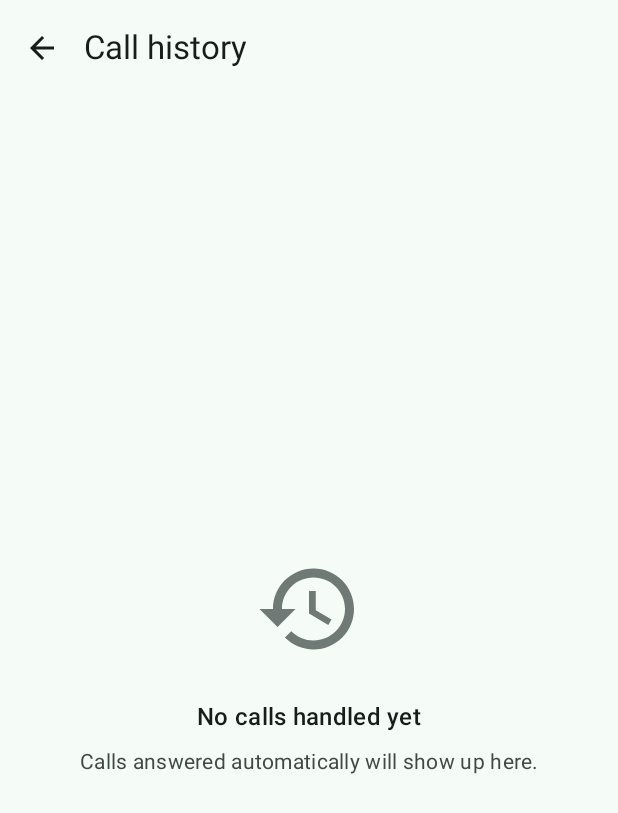
After one commit to Cyber-Avenir/OpenCallTracker-Android, an Android app built with Jetpack Compose: the HistoryScreen screen opened through its navigation route, on a phone screen of 412 x 824 dp. The commit adds this screen. Shown: the top 813 px of the screen. Run offline under Robolectric (Android 15) with nearby library versions, the phone set to English and light mode, and no system bars; our stand-ins replace Room's generated code.

Commit message:
chore: add call history screen

```diff
--- a/app/build.gradle.kts
+++ b/app/build.gradle.kts
@@ -49,6 +49,7 @@ dependencies {
     implementation(libs.androidx.lifecycle.runtime.compose)
     implementation(libs.androidx.lifecycle.runtime.ktx)
     implementation(libs.androidx.lifecycle.viewmodel.compose)
+    implementation(libs.androidx.navigation.compose)
     implementation(libs.androidx.room.ktx)
     implementation(libs.androidx.room.runtime)
     ksp(libs.androidx.room.compiler)
--- a/app/src/main/java/com/example/opencalltracker/MainActivity.kt
+++ b/app/src/main/java/com/example/opencalltracker/MainActivity.kt
@@ -4,7 +4,7 @@ import android.os.Bundle
 import androidx.activity.ComponentActivity
 import androidx.activity.compose.setContent
 import androidx.activity.enableEdgeToEdge
-import com.example.opencalltracker.ui.main.MainScreen
+import com.example.opencalltracker.ui.navigation.OpenCallTrackerNavHost
 import com.example.opencalltracker.ui.theme.OpenCallTrackerTheme
 
 class MainActivity : ComponentActivity() {
@@ -13,7 +13,7 @@ class MainActivity : ComponentActivity() {
         enableEdgeToEdge()
         setContent {
             OpenCallTrackerTheme {
-                MainScreen()
+                OpenCallTrackerNavHost()
             }
         }
     }
--- /dev/null
+++ b/app/src/main/java/com/example/opencalltracker/ui/history/HistoryScreen.kt
@@ -0,0 +1,14 @@
+package com.example.opencalltracker.ui.history
+
+import androidx.compose.runtime.Composable
+import androidx.compose.runtime.getValue
+import androidx.compose.ui.Modifier
+import androidx.lifecycle.compose.collectAsStateWithLifecycle
+import androidx.lifecycle.viewmodel.compose.viewModel
+
+@Composable
+fun HistoryScreen(onBackClick: () -> Unit, modifier: Modifier = Modifier, viewModel: HistoryViewModel = viewModel(factory = HistoryViewModel.Factory)) {
+    val uiState by viewModel.uiState.collectAsStateWithLifecycle()
+
+    HistoryScreenContent(uiState = uiState, onBackClick = onBackClick, modifier = modifier)
+}
--- /dev/null
+++ b/app/src/main/java/com/example/opencalltracker/ui/history/HistoryScreenContent.kt
@@ -0,0 +1,95 @@
+package com.example.opencalltracker.ui.history
+
+import androidx.compose.foundation.layout.PaddingValues
+import androidx.compose.foundation.layout.fillMaxSize
+import androidx.compose.foundation.layout.padding
+import androidx.compose.foundation.lazy.LazyColumn
+import androidx.compose.foundation.lazy.items
+import androidx.compose.material3.ExperimentalMaterial3Api
+import androidx.compose.material3.HorizontalDivider
+import androidx.compose.material3.Icon
+import androidx.compose.material3.IconButton
+import androidx.compose.material3.MaterialTheme
+import androidx.compose.material3.Scaffold
+import androidx.compose.material3.Text
+import androidx.compose.material3.TopAppBar
+import androidx.compose.runtime.Composable
+import androidx.compose.ui.Modifier
+import androidx.compose.ui.res.painterResource
+import androidx.compose.ui.res.stringResource
+import androidx.compose.ui.tooling.preview.Preview
+import androidx.compose.ui.unit.dp
+import com.example.opencalltracker.R
+import com.example.opencalltracker.domain.model.HandledCall
+import com.example.opencalltracker.domain.model.HandledCallOutcome
+import com.example.opencalltracker.ui.history.components.EmptyHistory
+import com.example.opencalltracker.ui.history.components.HandledCallRow
+import com.example.opencalltracker.ui.theme.OpenCallTrackerTheme
+
+@OptIn(ExperimentalMaterial3Api::class)
+@Composable
+fun HistoryScreenContent(uiState: HistoryUiState, onBackClick: () -> Unit, modifier: Modifier = Modifier) {
+    Scaffold(
+        modifier = modifier.fillMaxSize(),
+        topBar = {
+            TopAppBar(
+                title = { Text(text = stringResource(R.string.history_title)) },
+                navigationIcon = {
+                    IconButton(onClick = onBackClick) {
+                        Icon(
+                            painter = painterResource(R.drawable.ic_arrow_back),
+                            contentDescription = stringResource(R.string.history_back)
+                        )
+                    }
+                }
+            )
+        }
+    ) { innerPadding ->
+        if (uiState.handledCalls.isEmpty()) {
+            if (!uiState.isLoading) {
+                EmptyHistory(modifier = Modifier.padding(innerPadding))
+            }
+            return@Scaffold
+        }
+
+        LazyColumn(
+            modifier = Modifier
+                .fillMaxSize()
+                .padding(innerPadding),
+            contentPadding = PaddingValues(horizontal = ListHorizontalPadding)
+        ) {
+            items(items = uiState.handledCalls, key = { handledCall -> handledCall.id }) { handledCall ->
+                HandledCallRow(handledCall = handledCall)
+                HorizontalDivider(color = MaterialTheme.colorScheme.outline.copy(alpha = DIVIDER_ALPHA))
+            }
+        }
+    }
+}
+
+private val ListHorizontalPadding = 24.dp
+private const val DIVIDER_ALPHA = 0.3f
+
+@Preview(name = "With calls")
+@Composable
+private fun HistoryScreenContentPreview() {
+    OpenCallTrackerTheme {
+        HistoryScreenContent(
+            uiState = HistoryUiState(
+                handledCalls = listOf(
+                    HandledCall(id = 1L, phoneNumber = "0612345678", handledAt = 1_795_418_000_000L, outcome = HandledCallOutcome.COMPLETED),
+                    HandledCall(id = 2L, phoneNumber = null, handledAt = 1_795_410_000_000L, outcome = HandledCallOutcome.FAILED)
+                ),
+                isLoading = false
+            ),
+            onBackClick = {}
+        )
+    }
+}
+
+@Preview(name = "Empty")
+@Composable
+private fun HistoryScreenContentEmptyPreview() {
+    OpenCallTrackerTheme(darkTheme = true) {
+        HistoryScreenContent(uiState = HistoryUiState(isLoading = false), onBackClick = {})
+    }
+}
--- /dev/null
+++ b/app/src/main/java/com/example/opencalltracker/ui/history/HistoryUiState.kt
@@ -0,0 +1,5 @@
+package com.example.opencalltracker.ui.history
+
+import com.example.opencalltracker.domain.model.HandledCall
+
+data class HistoryUiState(val handledCalls: List<HandledCall> = emptyList(), val isLoading: Boolean = true)
--- /dev/null
+++ b/app/src/main/java/com/example/opencalltracker/ui/history/HistoryViewModel.kt
@@ -0,0 +1,35 @@
+package com.example.opencalltracker.ui.history
+
+import androidx.lifecycle.ViewModel
+import androidx.lifecycle.ViewModelProvider
+import androidx.lifecycle.ViewModelProvider.AndroidViewModelFactory.Companion.APPLICATION_KEY
+import androidx.lifecycle.viewModelScope
+import androidx.lifecycle.viewmodel.initializer
+import androidx.lifecycle.viewmodel.viewModelFactory
+import com.example.opencalltracker.OpenCallTrackerApplication
+import com.example.opencalltracker.domain.repository.CallHistoryRepository
+import kotlinx.coroutines.flow.SharingStarted
+import kotlinx.coroutines.flow.StateFlow
+import kotlinx.coroutines.flow.map
+import kotlinx.coroutines.flow.stateIn
+
+class HistoryViewModel(callHistoryRepository: CallHistoryRepository) : ViewModel() {
+    val uiState: StateFlow<HistoryUiState> = callHistoryRepository.observeHandledCalls()
+        .map { handledCalls -> HistoryUiState(handledCalls = handledCalls, isLoading = false) }
+        .stateIn(
+            scope = viewModelScope,
+            started = SharingStarted.WhileSubscribed(STATE_TIMEOUT_MILLIS),
+            initialValue = HistoryUiState()
+        )
+
+    companion object {
+        val Factory: ViewModelProvider.Factory = viewModelFactory {
+            initializer {
+                val container = (this[APPLICATION_KEY] as OpenCallTrackerApplication).container
+                HistoryViewModel(container.callHistoryRepository)
+            }
+        }
+    }
+}
+
+private const val STATE_TIMEOUT_MILLIS = 5_000L
--- /dev/null
+++ b/app/src/main/java/com/example/opencalltracker/ui/history/components/EmptyHistory.kt
@@ -0,0 +1,56 @@
+package com.example.opencalltracker.ui.history.components
+
+import androidx.compose.foundation.layout.Arrangement
+import androidx.compose.foundation.layout.Column
+import androidx.compose.foundation.layout.Spacer
+import androidx.compose.foundation.layout.fillMaxSize
+import androidx.compose.foundation.layout.height
+import androidx.compose.foundation.layout.padding
+import androidx.compose.foundation.layout.size
+import androidx.compose.material3.Icon
+import androidx.compose.material3.MaterialTheme
+import androidx.compose.material3.Text
+import androidx.compose.runtime.Composable
+import androidx.compose.ui.Alignment
+import androidx.compose.ui.Modifier
+import androidx.compose.ui.res.painterResource
+import androidx.compose.ui.res.stringResource
+import androidx.compose.ui.text.style.TextAlign
+import androidx.compose.ui.unit.dp
+import com.example.opencalltracker.R
+
+@Composable
+fun EmptyHistory(modifier: Modifier = Modifier) {
+    Column(
+        modifier = modifier
+            .fillMaxSize()
+            .padding(HorizontalPadding),
+        horizontalAlignment = Alignment.CenterHorizontally,
+        verticalArrangement = Arrangement.Center
+    ) {
+        Icon(
+            painter = painterResource(R.drawable.ic_history),
+            contentDescription = null,
+            tint = MaterialTheme.colorScheme.outline,
+            modifier = Modifier.size(IconSize)
+        )
+        Spacer(modifier = Modifier.height(TitleSpacing))
+        Text(
+            text = stringResource(R.string.history_empty_title),
+            style = MaterialTheme.typography.titleMedium,
+            color = MaterialTheme.colorScheme.onSurface
+        )
+        Spacer(modifier = Modifier.height(DescriptionSpacing))
+        Text(
+            text = stringResource(R.string.history_empty_description),
+            style = MaterialTheme.typography.bodyMedium,
+            color = MaterialTheme.colorScheme.onSurfaceVariant,
+            textAlign = TextAlign.Center
+        )
+    }
+}
+
+private val HorizontalPadding = 32.dp
+private val IconSize = 72.dp
+private val TitleSpacing = 24.dp
+private val DescriptionSpacing = 8.dp
--- a/app/src/main/java/com/example/opencalltracker/ui/main/MainScreen.kt
+++ b/app/src/main/java/com/example/opencalltracker/ui/main/MainScreen.kt
@@ -12,7 +12,7 @@ import androidx.lifecycle.compose.collectAsStateWithLifecycle
 import androidx.lifecycle.viewmodel.compose.viewModel
 
 @Composable
-fun MainScreen(modifier: Modifier = Modifier, viewModel: MainViewModel = viewModel(factory = MainViewModel.Factory)) {
+fun MainScreen(onHistoryClick: () -> Unit, modifier: Modifier = Modifier, viewModel: MainViewModel = viewModel(factory = MainViewModel.Factory)) {
     val uiState by viewModel.uiState.collectAsStateWithLifecycle()
     val context = LocalContext.current
     val roleRequestLauncher = rememberLauncherForActivityResult(ActivityResultContracts.StartActivityForResult()) {
@@ -31,5 +31,10 @@ fun MainScreen(modifier: Modifier = Modifier, viewModel: MainViewModel = viewMod
         viewModel.refreshDialerRole()
     }
 
-    MainScreenContent(uiState = uiState, onDetectionToggled = toggleDetection, modifier = modifier)
+    MainScreenContent(
+        uiState = uiState,
+        onDetectionToggled = toggleDetection,
+        onHistoryClick = onHistoryClick,
+        modifier = modifier
+    )
 }
--- a/app/src/main/java/com/example/opencalltracker/ui/main/components/MainTopBar.kt
+++ b/app/src/main/java/com/example/opencalltracker/ui/main/components/MainTopBar.kt
@@ -2,20 +2,31 @@ package com.example.opencalltracker.ui.main.components
 
 import androidx.compose.material3.CenterAlignedTopAppBar
 import androidx.compose.material3.ExperimentalMaterial3Api
+import androidx.compose.material3.Icon
+import androidx.compose.material3.IconButton
 import androidx.compose.material3.MaterialTheme
 import androidx.compose.material3.Text
 import androidx.compose.runtime.Composable
 import androidx.compose.ui.Modifier
+import androidx.compose.ui.res.painterResource
 import androidx.compose.ui.res.stringResource
 import com.example.opencalltracker.R
 
 @OptIn(ExperimentalMaterial3Api::class)
 @Composable
-fun MainTopBar(modifier: Modifier = Modifier) {
+fun MainTopBar(onHistoryClick: () -> Unit, modifier: Modifier = Modifier) {
     CenterAlignedTopAppBar(
         title = {
             Text(text = stringResource(R.string.app_name), style = MaterialTheme.typography.titleMedium)
         },
+        actions = {
+            IconButton(onClick = onHistoryClick) {
+                Icon(
+                    painter = painterResource(R.drawable.ic_history),
+                    contentDescription = stringResource(R.string.main_history_action)
+                )
+            }
+        },
         modifier = modifier
     )
 }
--- /dev/null
+++ b/app/src/main/java/com/example/opencalltracker/ui/navigation/OpenCallTrackerNavHost.kt
@@ -0,0 +1,31 @@
+package com.example.opencalltracker.ui.navigation
+
+import androidx.compose.runtime.Composable
+import androidx.compose.ui.Modifier
+import androidx.navigation.compose.NavHost
+import androidx.navigation.compose.composable
+import androidx.navigation.compose.rememberNavController
+import com.example.opencalltracker.ui.history.HistoryScreen
+import com.example.opencalltracker.ui.main.MainScreen
+
+@Composable
+fun OpenCallTrackerNavHost(modifier: Modifier = Modifier) {
+    val navController = rememberNavController()
+
+    val navigateToHistory: () -> Unit = {
+        navController.navigate(Route.HISTORY)
+    }
+
+    val navigateBack: () -> Unit = {
+        navController.popBackStack()
+    }
+
+    NavHost(navController = navController, startDestination = Route.MAIN, modifier = modifier) {
+        composable(Route.MAIN) {
+            MainScreen(onHistoryClick = navigateToHistory)
+        }
+        composable(Route.HISTORY) {
+            HistoryScreen(onBackClick = navigateBack)
+        }
+    }
+}
--- /dev/null
+++ b/app/src/main/java/com/example/opencalltracker/ui/navigation/Route.kt
@@ -0,0 +1,6 @@
+package com.example.opencalltracker.ui.navigation
+
+object Route {
+    const val MAIN = "main"
+    const val HISTORY = "history"
+}
--- /dev/null
+++ b/app/src/main/res/drawable/ic_arrow_back.xml
@@ -0,0 +1,10 @@
+<vector xmlns:android="http://schemas.android.com/apk/res/android"
+    android:width="24dp"
+    android:height="24dp"
+    android:viewportWidth="24"
+    android:viewportHeight="24"
+    android:autoMirrored="true">
+    <path
+        android:fillColor="#FF000000"
+        android:pathData="M20,11H7.83l5.59,-5.59L12,4l-8,8 8,8 1.41,-1.41L7.83,13H20v-2z" />
+</vector>
--- /dev/null
+++ b/app/src/main/res/drawable/ic_history.xml
@@ -0,0 +1,9 @@
+<vector xmlns:android="http://schemas.android.com/apk/res/android"
+    android:width="24dp"
+    android:height="24dp"
+    android:viewportWidth="24"
+    android:viewportHeight="24">
+    <path
+        android:fillColor="#FF000000"
+        android:pathData="M13,3c-4.97,0 -9,4.03 -9,9H1l3.89,3.89 0.07,0.14L9,12H6c0,-3.87 3.13,-7 7,-7s7,3.13 7,7s-3.13,7 -7,7c-1.93,0 -3.68,-0.79 -4.94,-2.06l-1.42,1.42C8.27,19.99 10.51,21 13,21c4.97,0 9,-4.03 9,-9s-4.03,-9 -9,-9z M12,8v5l4.28,2.54 0.72,-1.21 -3.5,-2.08V8H12z" />
+</vector>
--- a/app/src/main/res/values/strings.xml
+++ b/app/src/main/res/values/strings.xml
@@ -14,4 +14,11 @@
     <string name="main_notice_background">Detection keeps running when the app is in the background or closed.</string>
     <string name="main_last_call">Last handled: %1$s, %2$s</string>
     <string name="main_last_call_unknown_number">unknown number</string>
+    <string name="main_history_action">Call history</string>
+    <string name="history_title">Call history</string>
+    <string name="history_back">Back</string>
+    <string name="history_unknown_number">Unknown number</string>
+    <string name="history_call_failed">Failed</string>
+    <string name="history_empty_title">No calls handled yet</string>
+    <string name="history_empty_description">Calls answered automatically will show up here.</string>
 </resources>
--- a/gradle/libs.versions.toml
+++ b/gradle/libs.versions.toml
@@ -10,6 +10,7 @@ kotlin = "2.2.10"
 composeBom = "2026.02.01"
 datastore = "1.3.0"
 ksp = "2.2.10-2.0.2"
+navigationCompose = "2.9.7"
 room = "2.8.4"
 spotless = "8.11.0"
 
@@ -32,6 +33,7 @@ androidx-compose-ui-test-junit4 = { group = "androidx.compose.ui", name = "ui-te
 androidx-compose-material3 = { group = "androidx.compose.material3", name = "material3" }
 
 androidx-datastore-preferences = { group = "androidx.datastore", name = "datastore-preferences", version.ref = "datastore" }
+androidx-navigation-compose = { group = "androidx.navigation", name = "navigation-compose", version.ref = "navigationCompose" }
 androidx-room-compiler = { group = "androidx.room", name = "room-compiler", version.ref = "room" }
 androidx-room-ktx = { group = "androidx.room", name = "room-ktx", version.ref = "room" }
 androidx-room-runtime = { group = "androidx.room", name = "room-runtime", version.ref = "room" }
```
Also changed, not shown: app/src/main/java/com/example/opencalltracker/ui/history/components/HandledCallRow.kt (added, +60 -0 lines), app/src/main/java/com/example/opencalltracker/ui/main/MainScreenContent.kt (+10 -4 lines).
